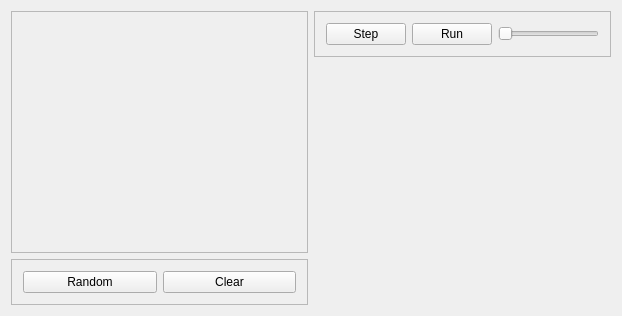
The window that Life/Life/life.ui (sergrt/lifegame) describes before a commit, drawn with Qt 5.
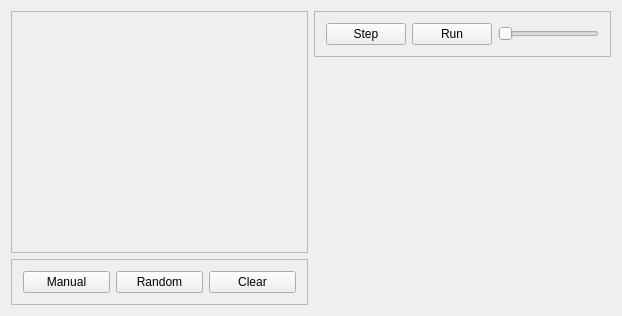
The same window after the commit.

```diff
--- a/Life/Life/life.ui
+++ b/Life/Life/life.ui
@@ -70,20 +70,30 @@
        <enum>QFrame::Raised</enum>
       </property>
       <layout class="QGridLayout" name="gridLayout_2">
-       <item row="1" column="1">
+       <item row="1" column="2">
         <widget class="QPushButton" name="pushButton_4">
          <property name="text">
           <string>Clear</string>
          </property>
         </widget>
        </item>
-       <item row="1" column="0">
+       <item row="1" column="1">
         <widget class="QPushButton" name="randomize">
          <property name="text">
           <string>Random</string>
          </property>
         </widget>
        </item>
+       <item row="1" column="0">
+        <widget class="QPushButton" name="manual">
+         <property name="text">
+          <string>Manual</string>
+         </property>
+         <property name="checkable">
+          <bool>true</bool>
+         </property>
+        </widget>
+       </item>
       </layout>
      </widget>
     </item>
```
